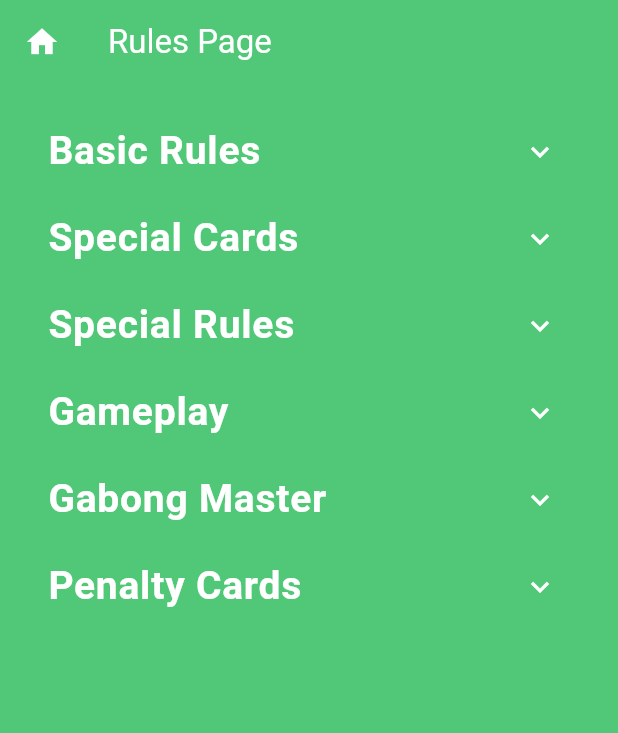
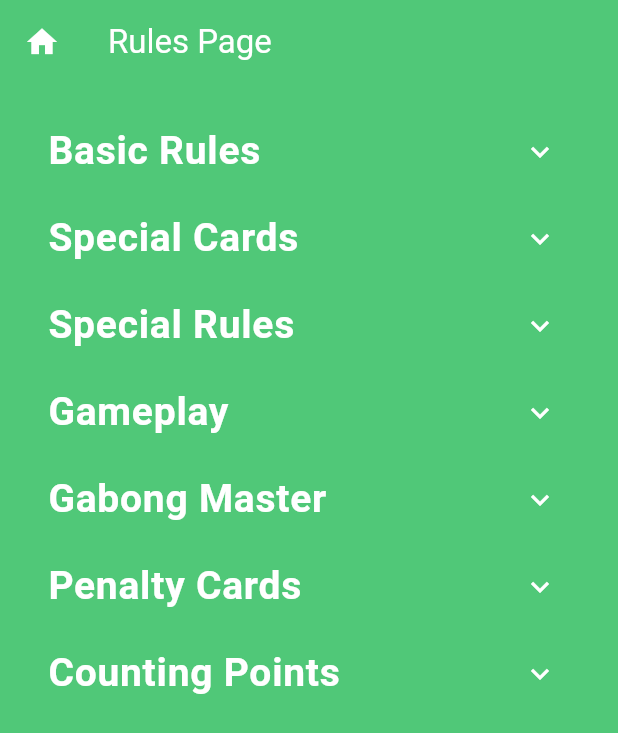
Before and after one commit to kristoffer1110/GabongApp, a Flutter app: the RulesScreen screen opened by its route, on a phone screen of 412 x 824 dp. Shown: the top 733 px of the screen. Run offline on Flutter 3.47's test engine with Material 3 defaults, Android fonts, the phone set to English and light mode, and no system bars; our stand-ins replace firebase_core; accounts and stored records are empty.

Commit message:
Added one more rule

```diff
--- a/lib/screens/rules/rules.dart
+++ b/lib/screens/rules/rules.dart
@@ -8,7 +8,7 @@ class RulesScreen extends StatefulWidget {
 }
 
 class _RulesScreenState extends State<RulesScreen> {
-  final List<bool> _isExpanded = List<bool>.filled(6,false);
+  final List<bool> _isExpanded = List<bool>.filled(7,false);
 
   @override
   Widget build(BuildContext context) {
@@ -203,6 +203,23 @@ class _RulesScreenState extends State<RulesScreen> {
               Text('5. Players that play to slow (1 Card Penalty)', style: TextStyle(fontSize: 18)),
             ],
           ),
+          _buildExpansionTile(
+            title: 'Counting Points',
+            index: 6,
+            children: const [
+              Text('4,5,6,7,9,10 = 5 Points', style: TextStyle(fontSize: 18)),
+              SizedBox(height: 16),
+              Text('J,Q = 10 Points', style: TextStyle(fontSize: 18)),
+              SizedBox(height: 16),
+              Text('A = 15 Points', style: TextStyle(fontSize: 18)),
+              SizedBox(height: 16),
+              Text('3,K = 20 Points', style: TextStyle(fontSize: 18)),
+              SizedBox(height: 16),
+              Text('8 = 50 Points', style: TextStyle(fontSize: 18)),
+              SizedBox(height: 16),
+              Text('2 = This is worth 5 points + when all the points are counted, the total sum should be multiplied by 2. If you have more wos, the total sum should be multiplied by two once per two.', style: TextStyle(fontSize: 18)),
+            ],
+          ),
         ],
       ),
     );
```
